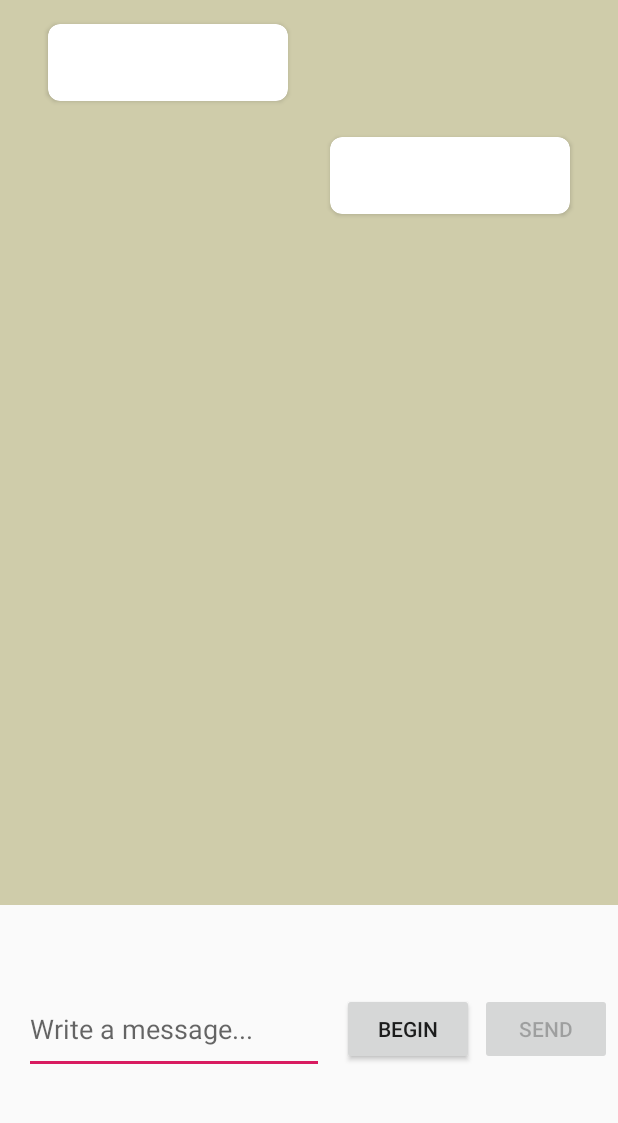
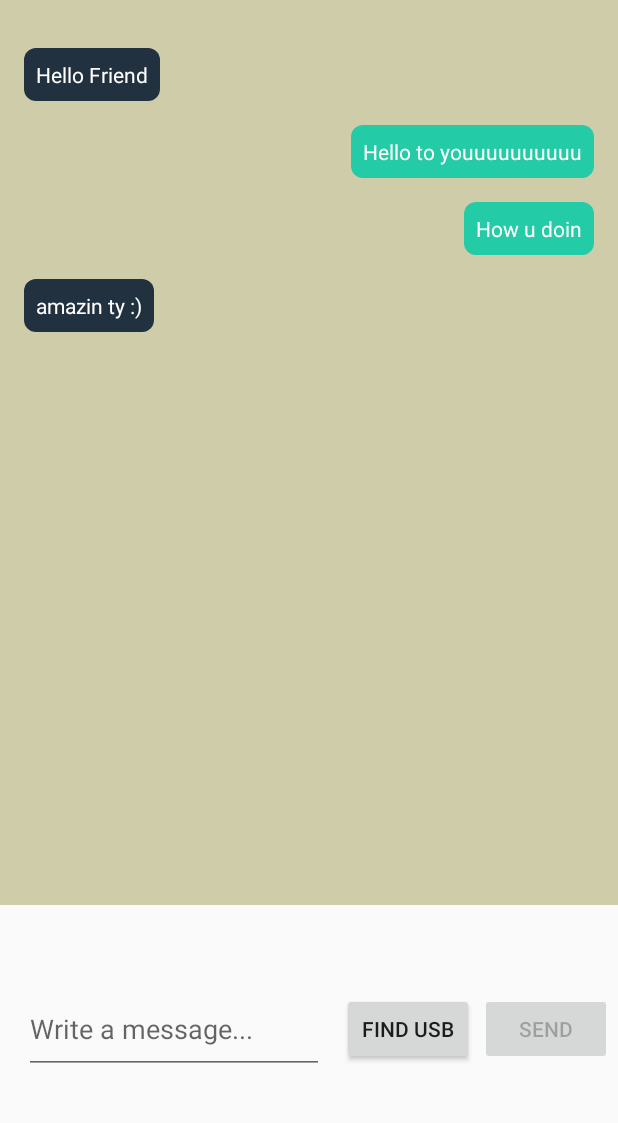
Before and after one commit to timmelcherson/ETCommunications, an Android app: the MessengerActivity screen opened directly, with no data from a screen before it, on a phone screen of 412 x 824 dp, the part 84-1207 px from its top. Run offline under Robolectric (Android 15) with nearby library versions, the phone set to English and light mode, and no system bars; libraries missing offline, so code that uses them is left out: com.felhr.usbserial.

Commit message:
More changes

```diff
--- a/app/build.gradle
+++ b/app/build.gradle
@@ -35,4 +35,5 @@ dependencies {
 
     implementation 'com.github.felHR85:UsbSerial:6.1.0'
     implementation 'androidx.cardview:cardview:1.0.0'
+    implementation 'androidx.recyclerview:recyclerview:1.0.0'
 }
--- a/app/src/main/AndroidManifest.xml
+++ b/app/src/main/AndroidManifest.xml
@@ -23,8 +23,9 @@
             <intent-filter>
                 <action android:name="android.hardware.usb.action.USB_DEVICE_ATTACHED" />
             </intent-filter>
+
         </activity>
-        <activity android:name=".SendMessageActivity" />
+        <activity android:name=".MessengerActivity" />
     </application>
 
 </manifest>
--- a/app/src/main/java/com/uu1te721/etcommunications/MainActivity.java
+++ b/app/src/main/java/com/uu1te721/etcommunications/MainActivity.java
@@ -2,33 +2,14 @@ package com.uu1te721.etcommunications;
 
 import androidx.appcompat.app.AppCompatActivity;
 
-import android.app.PendingIntent;
-import android.bluetooth.BluetoothClass;
-import android.content.BroadcastReceiver;
-import android.content.Context;
 import android.content.Intent;
-import android.content.IntentFilter;
-import android.hardware.usb.UsbDevice;
-import android.hardware.usb.UsbDeviceConnection;
-import android.hardware.usb.UsbEndpoint;
-import android.hardware.usb.UsbInterface;
-import android.hardware.usb.UsbManager;
-import android.bluetooth.BluetoothClass.Device;
 import android.os.Bundle;
-import android.util.Log;
 import android.view.View;
 import android.widget.TextView;
 import android.widget.Toast;
 
-import com.felhr.usbserial.UsbSerialDevice;
-import com.felhr.usbserial.UsbSerialInterface;
 import com.linroid.filtermenu.library.FilterMenu;
 import com.linroid.filtermenu.library.FilterMenuLayout;
-
-import java.io.UnsupportedEncodingException;
-import java.util.HashMap;
-import java.util.Iterator;
-import java.util.Map;
 
 public class MainActivity extends AppCompatActivity {
 
@@ -79,7 +60,7 @@ public class MainActivity extends AppCompatActivity {
                                 break;
 
                             case 1:
-                                Intent intent = new Intent(MainActivity.this, SendMessageActivity.class);
+                                Intent intent = new Intent(MainActivity.this, MessengerActivity.class);
                                 startActivity(intent);
                                 break;
                         }
--- /dev/null
+++ b/app/src/main/java/com/uu1te721/etcommunications/MessageCard.java
@@ -0,0 +1,23 @@
+package com.uu1te721.etcommunications;
+
+public class MessageCard {
+    private String mText;
+    private String messageDirection;
+
+    public MessageCard(String text, String direction) {
+        this.mText = text;
+        this.messageDirection = direction;
+    }
+
+    public void setText(String str) {
+        this.mText = str;
+    }
+
+    public String getText() {
+        return mText;
+    }
+
+    public String getMessageDirection() {
+        return this.messageDirection;
+    }
+}
--- a/app/src/main/java/com/uu1te721/etcommunications/SendMessageActivity.java
+++ b/app/src/main/java/com/uu1te721/etcommunications/MessengerActivity.java
@@ -2,7 +2,10 @@ package com.uu1te721.etcommunications;
 
 import androidx.appcompat.app.AppCompatActivity;
 import androidx.appcompat.widget.Toolbar;
+import androidx.recyclerview.widget.LinearLayoutManager;
+import androidx.recyclerview.widget.RecyclerView;
 
+import android.app.Activity;
 import android.app.PendingIntent;
 import android.content.BroadcastReceiver;
 import android.content.Context;
@@ -12,6 +15,8 @@ import android.hardware.usb.UsbDevice;
 import android.hardware.usb.UsbDeviceConnection;
 import android.hardware.usb.UsbManager;
 import android.os.Bundle;
+import android.os.Handler;
+import android.os.Message;
 import android.util.Log;
 import android.view.View;
 import android.widget.Button;
@@ -24,23 +29,27 @@ import com.felhr.usbserial.UsbSerialDevice;
 import com.felhr.usbserial.UsbSerialInterface;
 
 import java.io.UnsupportedEncodingException;
+import java.lang.ref.WeakReference;
 import java.util.ArrayList;
 import java.util.HashMap;
+import java.util.List;
 import java.util.Map;
 
-public class SendMessageActivity extends AppCompatActivity implements View.OnClickListener {
+public class MessengerActivity extends AppCompatActivity implements View.OnClickListener {
 
     private Button mSendBtn, mBeginBtn;
     private EditText mWriteMessageEt;
-    private TextView mWrittenMsg;
-    private ScrollView mMessageFeed;
+    private RecyclerView mMessageFeed;
+    private MessengerRecyclerViewAdapter mMessengerAdapter;
+    private LinearLayoutManager lm;
 
     private UsbDeviceConnection connection;
     private UsbDevice device;
     private UsbManager usbManager;
     private UsbSerialDevice serialPort;
 
-    private ArrayList<String> mMessageList = new ArrayList<>();
+    private List<String> mMessageList = new ArrayList<>();
+    private List<MessageCard> mMessageCardList = new ArrayList<>();
 
     public static final String TAG = "TAG";
     private static final String ACTION_USB_PERMISSION = "com.uu1te721.etcommunications.USB_PERMISSION";
@@ -49,7 +58,7 @@ public class SendMessageActivity extends AppCompatActivity implements View.OnCli
     @Override
     protected void onCreate(Bundle savedInstanceState) {
         super.onCreate(savedInstanceState);
-        setContentView(R.layout.activity_send_message);
+        setContentView(R.layout.activity_messenger);
 
         // Set up toolbar as action bar
         Toolbar toolbar = findViewById(R.id.toolbar);
@@ -63,9 +72,17 @@ public class SendMessageActivity extends AppCompatActivity implements View.OnCli
         mSendBtn = findViewById(R.id.send_message_btn);
         mBeginBtn = findViewById(R.id.begin_btn);
         mWriteMessageEt = findViewById(R.id.write_message_et);
-        mWrittenMsg = findViewById(R.id.written_msg_tv);
+//        mWrittenMsg = findViewById(R.id.written_msg_tv);
         mMessageFeed = findViewById(R.id.message_feed_layout);
 
+        MessageCard card1 = new MessageCard("Hello Friend", "received");
+        MessageCard card2 = new MessageCard("Hello to youuuuuuuuuu", "sent");
+        MessageCard card3 = new MessageCard("How u doin", "sent");
+        MessageCard card4 = new MessageCard("amazin ty :)", "received");
+        mMessageCardList.add(card1);
+        mMessageCardList.add(card2);
+        mMessageCardList.add(card3);
+        mMessageCardList.add(card4);
 
         usbManager = (UsbManager) getSystemService(MainActivity.USB_SERVICE);
         setUiEnabled(false);
@@ -79,6 +96,8 @@ public class SendMessageActivity extends AppCompatActivity implements View.OnCli
 
         mSendBtn.setOnClickListener(this);
         mBeginBtn.setOnClickListener(this);
+
+        buildRecyclerView();
     }
 
     @Override
@@ -98,8 +117,20 @@ public class SendMessageActivity extends AppCompatActivity implements View.OnCli
 
     private void sendMessage() {
         String msg = mWriteMessageEt.getText().toString();
+        MessageCard msgCard = new MessageCard(msg, "sent");
+        mMessageCardList.add(msgCard);
         serialPort.write(msg.getBytes());
-        tvAppend(mWrittenMsg, msg);
+        mMessengerAdapter.notifyDataSetChanged();
+        lm.smoothScrollToPosition(mMessageFeed, null, mMessageCardList.size() - 1);
+//        tvAppend(mWrittenMsg, msg);
+    }
+
+    private void buildRecyclerView() {
+        lm = new LinearLayoutManager(this);
+//        lm.setReverseLayout(true);
+        mMessageFeed.setLayoutManager(lm);
+        mMessengerAdapter = new MessengerRecyclerViewAdapter(this, mMessageCardList);
+        mMessageFeed.setAdapter(mMessengerAdapter);
     }
 
     public void findUsbDevices() {
@@ -168,7 +199,7 @@ public class SendMessageActivity extends AppCompatActivity implements View.OnCli
                                         Log.e(TAG, "Error in reading serialport: " + e);
                                     }
 
-                                    tvAppend(mWrittenMsg, "Serial Connection Opened");
+//                                    tvAppend(mWrittenMsg, "Serial Connection Opened");
                                     Toast.makeText(context, "Serial Connection Opened!\n", Toast.LENGTH_SHORT).show();
 
                                 } else {
@@ -201,39 +232,98 @@ public class SendMessageActivity extends AppCompatActivity implements View.OnCli
     private void setUiEnabled(boolean isEnabled) {
         mBeginBtn.setEnabled(!isEnabled);
         mSendBtn.setEnabled(isEnabled);
-        mWrittenMsg.setEnabled(isEnabled);
+//        mWrittenMsg.setEnabled(isEnabled);
     }
+
+    private int mCurrentMsgCardPos;
+    private boolean mNewMessageAdded;
 
     UsbSerialInterface.UsbReadCallback mCallback = new UsbSerialInterface.UsbReadCallback() {
 
         //Defining a Callback which triggers whenever data is read.
         @Override
         public void onReceivedData(byte[] arg0) {
+            final MessageCard msgCard = new MessageCard("", "received");
+            mMessageCardList.add(msgCard);
+
+            if (!mNewMessageAdded) {
+                mCurrentMsgCardPos = mMessageCardList.indexOf(msgCard);
+                mNewMessageAdded = true;
+            }
+
             String data = null;
             try {
                 data = new String(arg0, "UTF-8");
-                data.concat("\n");
-                tvAppend(mWrittenMsg, data);
+                receiveMessage(data);
+//                int n = serialPort.syncRead(arg0, 0);
+//                if (n > 0) {
+//                    byte[] received = new byte[n];
+//
+//                }
+//                runOnUiThread(new Runnable() {
+//                    @Override
+//                    public void run() {
+//                        receiveMessage(data);
+//                    }
+//                });
+//                tvAppend(mWrittenMsg, data);
             } catch (UnsupportedEncodingException e) {
                 e.printStackTrace();
             }
         }
+
+
     };
 
-    private void appendReceivedMessage(String msg) {
-        ReceivedMessageCard msgCard = new ReceivedMessageCard(msg);
-        mMessageList.add(msg);
-    }
+//    public void insertMessage(String msg) {
+//        new InsertMessageAsyncTask().;
+//    }
+//
+//    private static class InsertMessageAsyncTask extends AsyncTask<Trail, Void, Void> {
+//        @Override
+//        protected Void doInBackground(final Trail... trails) {
+//            mTrailDao.insert(trails[0]);
+//            return null;
+//        }
+//    }
 
-    private void appendSentMessage(String msg) {
-        ReceivedMessageCard msgCard = new ReceivedMessageCard(msg);
-        mMessageList.add(msg);
+    private void receiveMessage(String msg) {
+        final CharSequence finalMsg = msg;
+
+        runOnUiThread(new Runnable() {
+            @Override
+            public void run() {
+                if (msg != null || !msg.equals(""))
+                mMessageCardList.get(mCurrentMsgCardPos).setText(mMessageCardList.get(mCurrentMsgCardPos).getText() + msg);
+                mMessengerAdapter.notifyDataSetChanged();
+            }
+        });
+        lm.smoothScrollToPosition(mMessageFeed, null, mMessageCardList.size() - 1);
     }
 
     private void tvAppend(TextView tv, CharSequence text) {
         final TextView ftv = tv;
         final CharSequence ftext = text;
-        runOnUiThread(() -> ftv.append(ftext));
+        runOnUiThread(new Runnable() {
+            @Override
+            public void run() {
+                ftv.append(ftext);
+            }
+        });
+    }
+
+    @Override
+    protected void onPause() {
+//        Toast.makeText(this, "onPause", Toast.LENGTH_SHORT).show();
+        super.onPause();
+//        unregisterReceiver(usbReceiver);
+    }
+
+    @Override
+    protected void onStop() {
+        Toast.makeText(this, "onStop", Toast.LENGTH_SHORT).show();
+        unregisterReceiver(usbReceiver);
+        super.onStop();
     }
 
     @Override
--- /dev/null
+++ b/app/src/main/java/com/uu1te721/etcommunications/MessengerRecyclerViewAdapter.java
@@ -0,0 +1,90 @@
+package com.uu1te721.etcommunications;
+
+import android.content.Context;
+import android.graphics.Color;
+import android.graphics.drawable.Drawable;
+import android.util.Log;
+import android.view.Gravity;
+import android.view.LayoutInflater;
+import android.view.View;
+import android.view.ViewGroup;
+import android.widget.LinearLayout;
+import android.widget.RelativeLayout;
+import android.widget.TextView;
+
+import androidx.annotation.NonNull;
+import androidx.core.content.ContextCompat;
+import androidx.recyclerview.widget.RecyclerView;
+
+import java.util.List;
+
+import static com.uu1te721.etcommunications.MessengerActivity.TAG;
+
+public class MessengerRecyclerViewAdapter extends RecyclerView.Adapter<MessengerRecyclerViewAdapter.ViewHolder> {
+
+
+    private Context context;
+    private List<MessageCard> mMessageList;
+    private String msgDirection;
+
+    // Constructor
+    public MessengerRecyclerViewAdapter(Context context, List<MessageCard> messageList) {
+        this.context = context;
+        this.mMessageList = messageList;
+    }
+
+    public class ViewHolder extends RecyclerView.ViewHolder implements View.OnClickListener {
+
+        private TextView mMessageTV;
+        private RelativeLayout mMessageLayout;
+        private String mMsgDirection;
+
+        public ViewHolder(@NonNull View view) {
+            super(view);
+            mMessageTV = view.findViewById(R.id.message_card_layout_text);
+            mMessageLayout = view.findViewById(R.id.message_card_layout);
+        }
+
+        @Override
+        public void onClick(View v) {
+
+        }
+    }
+
+    @NonNull
+    @Override
+    public ViewHolder onCreateViewHolder(@NonNull ViewGroup parent, int viewType) {
+        View view = LayoutInflater.from(context).inflate(R.layout.message_card_layout, parent, false);
+        return new ViewHolder(view);
+    }
+
+    @Override
+    public void onBindViewHolder(@NonNull ViewHolder holder, final int position) {
+        MessageCard item = mMessageList.get(position);
+        msgDirection = item.getMessageDirection();
+
+        RelativeLayout.LayoutParams params = new RelativeLayout.LayoutParams(ViewGroup.LayoutParams.WRAP_CONTENT,
+                ViewGroup.LayoutParams.WRAP_CONTENT);
+
+        if (msgDirection.equals("received")) {
+            holder.mMessageTV.setBackground(context.getDrawable(R.drawable.received_message_card_background));
+            params.addRule(RelativeLayout.ALIGN_PARENT_START);
+        }
+        else {
+            holder.mMessageTV.setBackground(context.getDrawable(R.drawable.sent_message_card_background));
+            params.addRule(RelativeLayout.ALIGN_PARENT_END);
+        }
+
+        holder.mMessageTV.setLayoutParams(params);
+        holder.mMessageTV.setText(item.getText());
+    }
+
+    @Override
+    public int getItemCount() {
+        return mMessageList.size();
+    }
+
+    public interface OnMessageClickListener {
+        void onItemClick(int position);
+    }
+}
--- /dev/null
+++ b/app/src/main/java/com/uu1te721/etcommunications/UsbService.java
@@ -0,0 +1,4 @@
+package com.uu1te721.etcommunications;
+
+public class UsbService {
+}
--- /dev/null
+++ b/app/src/main/res/drawable/received_message_card_background.xml
@@ -0,0 +1,18 @@
+<?xml version="1.0" encoding="utf-8"?>
+<selector xmlns:android="http://schemas.android.com/apk/res/android">
+
+    <item android:state_pressed="true">
+        <shape>
+            <solid android:color="#44535f" />
+            <corners android:radius="8dp" />
+        </shape>
+    </item>
+
+    <item>
+        <shape>
+            <solid android:color="#22313f" />
+            <corners android:radius="8dp" />
+        </shape>
+    </item>
+
+</selector>
--- /dev/null
+++ b/app/src/main/res/drawable/sent_message_card_background.xml
@@ -0,0 +1,18 @@
+<?xml version="1.0" encoding="utf-8"?>
+<selector xmlns:android="http://schemas.android.com/apk/res/android">
+
+    <item android:state_pressed="true">
+        <shape>
+            <solid android:color="#56FEDA" />
+            <corners android:radius="8dp" />
+        </shape>
+    </item>
+
+    <item>
+        <shape>
+            <solid android:color="#23cba7" />
+            <corners android:radius="8dp" />
+        </shape>
+    </item>
+
+</selector>
--- a/app/src/main/res/layout/activity_send_message.xml
+++ b/app/src/main/res/layout/activity_messenger.xml
@@ -4,43 +4,28 @@
     xmlns:tools="http://schemas.android.com/tools"
     android:layout_width="match_parent"
     android:layout_height="match_parent"
-    tools:context=".SendMessageActivity">
+    android:focusable="true"
+    android:focusableInTouchMode="true"
+    tools:context=".MessengerActivity">
 
     <include
         android:id="@+id/toolbar"
         layout="@layout/toolbar" />
 
-    <ScrollView
+    <androidx.recyclerview.widget.RecyclerView
         android:id="@+id/message_feed_layout"
         android:layout_width="match_parent"
         android:layout_height="0dp"
         android:background="#CFCCAA"
+        android:orientation="horizontal"
+        android:padding="16dp"
         app:layout_constraintBottom_toTopOf="@+id/feed_action_divider"
+        app:layout_constraintEnd_toEndOf="parent"
+        app:layout_constraintStart_toStartOf="parent"
         app:layout_constraintTop_toBottomOf="@+id/toolbar">
 
-        <LinearLayout
-            android:layout_width="match_parent"
-            android:layout_height="wrap_content"
-            android:orientation="vertical">
-        <include
-            android:id="@+id/msg"
-            layout="@layout/received_message_card_layout" />
-        <include
-            android:id="@+id/msg"
-            layout="@layout/sent_message_card_layout" />
-        </LinearLayout>
-        <!--<TextView
-            android:id="@+id/written_msg_tv"
-            android:layout_width="wrap_content"
-            android:layout_height="wrap_content"
-            android:layout_gravity="end"
-            android:layout_margin="16dp"
-            android:background="#7777FF"
-            android:maxWidth="150dp"
-            android:padding="4dp"
-            android:text="Written Message"
-            android:textColor="#FFF" />-->
-    </ScrollView>
+    </androidx.recyclerview.widget.RecyclerView>
+
 
     <androidx.constraintlayout.widget.Guideline
         android:id="@+id/feed_action_divider"
@@ -61,7 +46,7 @@
             android:layout_width="200dp"
             android:layout_height="60dp"
             android:layout_margin="16dp"
-            android:hint="Write a message..."
+            android:hint="@string/WRITE_MSG_HINT"
             app:layout_constraintBottom_toBottomOf="parent"
             app:layout_constraintStart_toStartOf="parent"
             app:layout_constraintTop_toTopOf="parent" />
@@ -71,7 +56,7 @@
             android:layout_width="wrap_content"
             android:layout_height="wrap_content"
             android:layout_margin="4dp"
-            android:text="Send"
+            android:text="@string/SEND_MSG"
             app:layout_constraintBottom_toBottomOf="parent"
             app:layout_constraintEnd_toEndOf="parent"
             app:layout_constraintTop_toTopOf="parent" />
@@ -81,7 +66,7 @@
             android:layout_width="wrap_content"
             android:layout_height="wrap_content"
             android:layout_margin="4dp"
-            android:text="begin"
+            android:text="@string/FIND_USB"
             app:layout_constraintBottom_toBottomOf="parent"
             app:layout_constraintEnd_toStartOf="@+id/send_message_btn"
             app:layout_constraintTop_toTopOf="parent" />
--- /dev/null
+++ b/app/src/main/res/layout/message_card_layout.xml
@@ -0,0 +1,20 @@
+<?xml version="1.0" encoding="utf-8"?>
+<RelativeLayout xmlns:android="http://schemas.android.com/apk/res/android"
+    xmlns:app="http://schemas.android.com/apk/res-auto"
+    android:id="@+id/message_card_layout"
+    android:layout_width="match_parent"
+    android:layout_height="wrap_content"
+    android:layout_marginTop="16dp"
+    android:elevation="0dp"
+    android:orientation="vertical">
+
+    <TextView
+        android:id="@+id/message_card_layout_text"
+        android:layout_width="wrap_content"
+        android:layout_height="wrap_content"
+        android:padding="8dp"
+        android:textColor="#FFF"
+        android:background="@drawable/received_message_card_background"
+        android:text="HELLO HELLO HELLO" />
+
+</RelativeLayout>
--- a/app/src/main/res/layout/received_message_card_layout.xml
+++ b/app/src/main/res/layout/received_message_card_layout.xml
@@ -1,5 +1,5 @@
 <?xml version="1.0" encoding="utf-8"?>
-<androidx.cardview.widget.CardView xmlns:android="http://schemas.android.com/apk/res/android"
+<TextView xmlns:android="http://schemas.android.com/apk/res/android"
     xmlns:app="http://schemas.android.com/apk/res-auto"
     android:layout_width="wrap_content"
     android:layout_height="wrap_content"
@@ -7,19 +7,8 @@
     android:layout_marginTop="16dp"
     android:layout_marginRight="32dp"
     android:layout_marginBottom="8dp"
-    android:background="#22313f"
-    android:elevation="8dp"
+    android:elevation="4dp"
     android:padding="8dp"
-    app:cardCornerRadius="8dp">
-
-    <TextView
-        android:layout_width="match_parent"
-        android:layout_height="match_parent"
-        android:maxWidth="160dp"
-        android:paddingTop="8dp"
-        android:paddingBottom="8dp"
-        android:text="HELLO HELLO HELLO HELLO HELLO HELLO"
-        android:textColor="@android:color/white" />
-
-
-</androidx.cardview.widget.CardView>
+    android:textColor="#FFF"
+    android:background="@drawable/received_message_card_background"
+    android:text="HELLO HELLO HELLO" />
--- a/app/src/main/res/layout/sent_message_card_layout.xml
+++ b/app/src/main/res/layout/sent_message_card_layout.xml
@@ -1,25 +1,14 @@
 <?xml version="1.0" encoding="utf-8"?>
-<androidx.cardview.widget.CardView xmlns:android="http://schemas.android.com/apk/res/android"
+<TextView xmlns:android="http://schemas.android.com/apk/res/android"
     xmlns:app="http://schemas.android.com/apk/res-auto"
     android:layout_width="wrap_content"
     android:layout_height="wrap_content"
-    android:layout_gravity="end"
     android:layout_marginLeft="32dp"
     android:layout_marginTop="16dp"
     android:layout_marginRight="32dp"
     android:layout_marginBottom="8dp"
-    android:background="#23cba7"
-    android:elevation="8dp"
+    android:elevation="4dp"
     android:padding="8dp"
-    app:cardCornerRadius="8dp">
-
-    <TextView
-        android:layout_width="match_parent"
-        android:layout_height="match_parent"
-        android:maxWidth="160dp"
-        android:paddingTop="8dp"
-        android:paddingBottom="8dp"
-        android:text="HELLO HELLO HELLO HELLO HELLO HELLO."
-        android:textColor="@android:color/white" />
-
-</androidx.cardview.widget.CardView>
+    android:textColor="#FFF"
+    android:background="@drawable/sent_message_card_background"
+    android:text="HELLO HELLO HELLO" />
--- a/app/src/main/res/values/strings.xml
+++ b/app/src/main/res/values/strings.xml
@@ -1,3 +1,8 @@
 <resources>
     <string name="app_name">ETCommunications</string>
+
+    <!-- MESSENGER ACTIVITY -->
+    <string name="WRITE_MSG_HINT">Write a message...</string>
+    <string name="SEND_MSG">Send</string>
+    <string name="FIND_USB">FIND USB</string>
 </resources>
```
